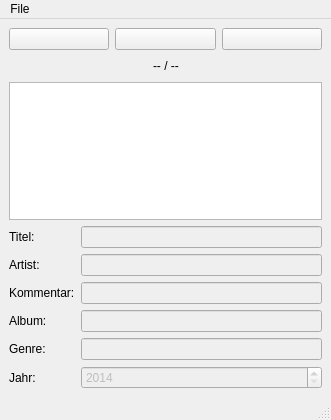
First picture: the form in godirec/data/ui/godi_rec.ui, repository quitejonny/godirec, before the edit.
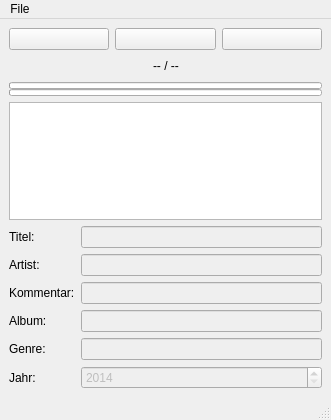
Second picture: the form after the edit. Icons and pictures are not drawn.

Commit message: added simple audio level visualizer to gui

The edit to the form file:
```diff
--- a/godirec/data/ui/godi_rec.ui
+++ b/godirec/data/ui/godi_rec.ui
@@ -120,6 +120,57 @@
         </item>
        </layout>
       </item>
+      <item>
+       <layout class="QVBoxLayout" name="verticalLayout_3">
+        <property name="spacing">
+         <number>0</number>
+        </property>
+        <item>
+         <widget class="QProgressBar" name="LeftLevelBar">
+          <property name="minimumSize">
+           <size>
+            <width>0</width>
+            <height>7</height>
+           </size>
+          </property>
+          <property name="maximumSize">
+           <size>
+            <width>16777215</width>
+            <height>7</height>
+           </size>
+          </property>
+          <property name="value">
+           <number>0</number>
+          </property>
+          <property name="textVisible">
+           <bool>false</bool>
+          </property>
+         </widget>
+        </item>
+        <item>
+         <widget class="QProgressBar" name="RightLevelBar">
+          <property name="minimumSize">
+           <size>
+            <width>0</width>
+            <height>7</height>
+           </size>
+          </property>
+          <property name="maximumSize">
+           <size>
+            <width>16777215</width>
+            <height>7</height>
+           </size>
+          </property>
+          <property name="value">
+           <number>0</number>
+          </property>
+          <property name="textVisible">
+           <bool>false</bool>
+          </property>
+         </widget>
+        </item>
+       </layout>
+      </item>
       <item>
        <widget class="QListView" name="ListTracks"/>
       </item>
```
The commit also changes 1 other file.
